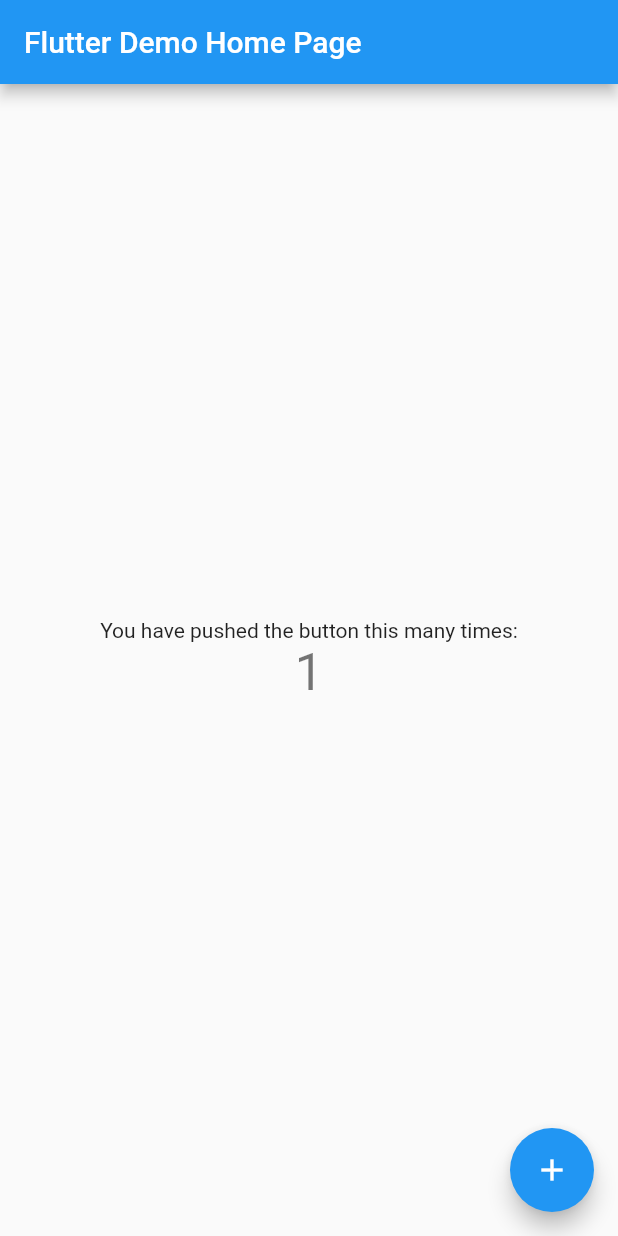
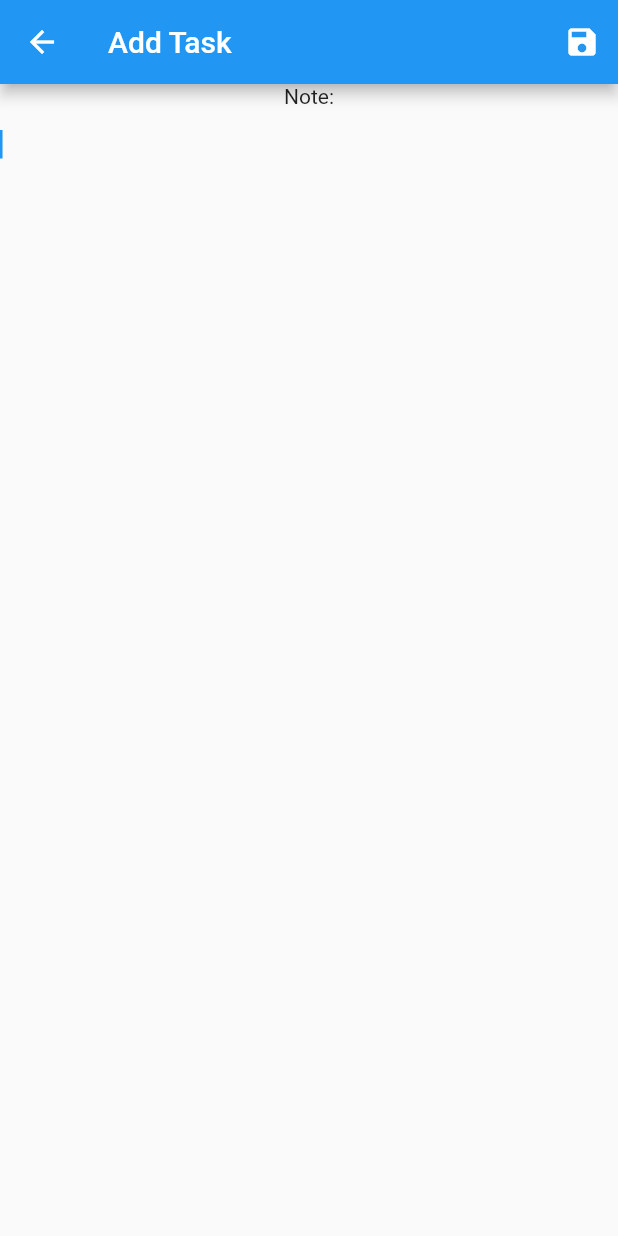
Before and after one commit to elrashid-flutter-examples/e012_flutter_sliverfixedextentlist_e004base, a Flutter app: the screen it shows after launch, after a tap on the "add" icon, on a phone screen of 412 x 824 dp. Run offline on Flutter 3.47's test engine with Material 2 defaults, Android fonts, the phone set to English and light mode, and no system bars; network calls fail.

Commit message:
initial files

```diff
--- a/lib/main.dart
+++ b/lib/main.dart
@@ -1,111 +1,381 @@
+import 'dart:async';
+import 'dart:convert';
 import 'package:flutter/material.dart';
+import 'package:http/http.dart' as http;
 
-void main() => runApp(MyApp());
+void main() {
+  runApp(MyApp());
+}
 
 class MyApp extends StatelessWidget {
-  // This widget is the root of your application.
+  Widget build(BuildContext context) {
+    var materialApp = MaterialApp(
+      title: 'MY APP',
+      theme: ThemeData(
+        primarySwatch: Colors.blue,
+      ),
+      home: TasksPageWidget(),
+    );
+    return materialApp;
+  }
+}
+
+class Tasks {
+  static String apiEndpoint = "http://10.0.2.2:5011/api/Task/";
+
+  static Future<List<TaskOpj>> allTasks() async {
+    var response =
+        await http.get(apiEndpoint, headers: await _getDefaultHeader());
+
+    if (response.statusCode == 200) {
+      final responseJson = json.decode(response.body);
+      var list = new List<TaskOpj>();
+      responseJson
+          .forEach((element) => list.add(new TaskOpj.fromJson(element)));
+      return list;
+    } else {
+      throw Exception('Failed to get Tasks');
+    }
+  }
+
+  static Future<TaskOpj> getTask(String id) async {
+    var response =
+        await http.get(apiEndpoint + id, headers: await _getDefaultHeader());
+    if (response.statusCode == 200) {
+      final responseJson = json.decode(response.body);
+      var opj = TaskOpj.fromJson(responseJson);
+      return opj;
+    } else {
+      throw Exception('Failed to get Task with id = $id');
+    }
+  }
+
+  static Future<TaskOpj> createTask(TaskOpj opj) async {
+    var body = json.encode(opj);
+    var response = await http.post(apiEndpoint,
+        body: body, headers: await _getDefaultHeader());
+    if (response.statusCode == 201) {
+      final responseJson = json.decode(response.body);
+      var opj = TaskOpj.fromJson(responseJson);
+      return opj;
+    } else {
+      throw Exception('Failed to create Task \n $body');
+    }
+  }
+
+  static Future<bool> updateTask(TaskOpj opj) async {
+    var body = json.encode(opj);
+    var response = await http.put(apiEndpoint + opj.guid,
+        body: body, headers: await _getDefaultHeader());
+    if (response.statusCode == 204) {
+      return true;
+    } else {
+      throw Exception('Failed to update Task \n $body');
+    }
+  }
+
+  static Future deleteTask(String id) async {
+    var response =
+        await http.delete(apiEndpoint + id, headers: await _getDefaultHeader());
+    if (response.statusCode == 204) {
+      return;
+    } else {
+      throw Exception('Failed to delete Task with id = $id');
+    }
+  }
+
+  static Future<Map<String, String>> _getDefaultHeader(
+      [Map<String, String> curentHeaders]) async {
+    var headers = Map<String, String>();
+
+    var jsonHeader = "application/json";
+    headers['content-type'] = jsonHeader;
+    if (curentHeaders != null) {
+      curentHeaders.forEach((key, value) {
+        headers[key] = value;
+      });
+    }
+
+    return headers;
+  }
+}
+
+class TaskOpj {
+  String guid;
+  String note;
+  String createdAt;
+  String modfiledAt;
+
+  TaskOpj({this.guid, this.note, this.createdAt, this.modfiledAt});
+
+  TaskOpj.fromJson(Map<String, dynamic> json) {
+    guid = json['guid'];
+    note = json['note'];
+    createdAt = json['createdAt'];
+    modfiledAt = json['modfiledAt'];
+  }
+
+  Map<String, dynamic> toJson() {
+    final Map<String, dynamic> data = new Map<String, dynamic>();
+    data['guid'] = this.guid;
+    data['note'] = this.note;
+    data['createdAt'] = this.createdAt;
+    data['modfiledAt'] = this.modfiledAt;
+    return data;
+  }
+}
+
+class TasksPageWidget extends StatefulWidget {
+  @override
+  _TasksPageWidgetState createState() => _TasksPageWidgetState();
+}
+
+class _TasksPageWidgetState extends State<TasksPageWidget> {
+  @override
+  void initState() {
+    super.initState();
+  }
+
+  Future<bool> refresh() async {
+    tasks = await Tasks.allTasks();
+    setState(() {});
+    return true;
+  }
+
+  var tasks = List<TaskOpj>();
+
   @override
   Widget build(BuildContext context) {
-    return MaterialApp(
-      title: 'Flutter Demo',
-      theme: ThemeData(
-        // This is the theme of your application.
-        //
-        // Try running your application with "flutter run". You'll see the
-        // application has a blue toolbar. Then, without quitting the app, try
-        // changing the primarySwatch below to Colors.green and then invoke
-        // "hot reload" (press "r" in the console where you ran "flutter run",
-        // or simply save your changes to "hot reload" in a Flutter IDE).
-        // Notice that the counter didn't reset back to zero; the application
-        // is not restarted.
-        primarySwatch: Colors.blue,
+    return Scaffold(
+      appBar: AppBar(
+        title: Text("Tasks"),
+        actions: <Widget>[
+          IconButton(
+            icon: Icon(Icons.refresh),
+            onPressed: () => refresh(),
+          ),
+        ],
       ),
-      home: MyHomePage(title: 'Flutter Demo Home Page'),
+      body: FutureBuilder(
+        future: refresh(),
+        builder: (context, snapshot) {
+          if (snapshot.hasData) {
+            return CustomScrollView(
+              slivers: <Widget>[
+                SliverFixedExtentList(
+                   itemExtent: 100.0,
+                  delegate: SliverChildBuilderDelegate(
+                      (BuildContext context, int index) {
+                    return TaskWidget(
+                      taskOpj: tasks[index],
+                      notifyParent: refresh,
+                    );
+                  }, childCount: tasks.length),
+                ),
+              ],
+            );
+          } else {
+            return Icon(Icons.ac_unit);
+          }
+        },
+      ),
+      floatingActionButton: FloatingActionButton(
+        onPressed: () => Navigator.push(
+          context,
+          MaterialPageRoute(
+            builder: (context) {
+              return TaskAddPageWidget(
+                notifyParent: refresh,
+              );
+            },
+          ),
+        ),
+        tooltip: 'add',
+        child: Icon(Icons.add),
+      ),
     );
   }
 }
 
-class MyHomePage extends StatefulWidget {
-  MyHomePage({Key key, this.title}) : super(key: key);
-
-  // This widget is the home page of your application. It is stateful, meaning
-  // that it has a State object (defined below) that contains fields that affect
-  // how it looks.
-
-  // This class is the configuration for the state. It holds the values (in this
-  // case the title) provided by the parent (in this case the App widget) and
-  // used by the build method of the State. Fields in a Widget subclass are
-  // always marked "final".
-
-  final String title;
+class TaskWidget extends StatelessWidget {
+  final TaskOpj taskOpj;
+  final Function() notifyParent;
+  TaskWidget({Key key, @required this.taskOpj, @required this.notifyParent})
+      : super(key: key);
 
   @override
-  _MyHomePageState createState() => _MyHomePageState();
+  Widget build(BuildContext context) {
+    return new Card(
+      child: ListTile(
+        leading: IconButton(
+          icon: Icon(Icons.edit),
+          onPressed: () => Navigator.push(
+            context,
+            MaterialPageRoute(
+              builder: (context) {
+                return TaskEditPageWidget(
+                  taskOpj: taskOpj,
+                  notifyParent: notifyParent,
+                );
+              },
+            ),
+          ),
+        ),
+        title: Text(taskOpj.note),
+        subtitle: Text(taskOpj.guid),
+        trailing: new IconButton(
+          icon: Icon(Icons.delete),
+          onPressed: () async {
+            await Tasks.deleteTask(taskOpj.guid);
+            Scaffold.of(context).hideCurrentSnackBar();
+            Scaffold.of(context).showSnackBar(new SnackBar(
+              content: new Text("Deleted note : " + taskOpj.guid),
+            ));
+            if (notifyParent != null) notifyParent();
+          },
+        ),
+      ),
+    );
+  }
 }
 
-class _MyHomePageState extends State<MyHomePage> {
-  int _counter = 0;
+class TaskEditPageWidget extends StatefulWidget {
+  final Function() notifyParent;
+  final TaskOpj taskOpj;
+  TaskEditPageWidget(
+      {Key key, @required this.taskOpj, @required this.notifyParent})
+      : super(key: key);
 
-  void _incrementCounter() {
-    setState(() {
-      // This call to setState tells the Flutter framework that something has
-      // changed in this State, which causes it to rerun the build method below
-      // so that the display can reflect the updated values. If we changed
-      // _counter without calling setState(), then the build method would not be
-      // called again, and so nothing would appear to happen.
-      _counter++;
-    });
+  @override
+  _TaskEditPageWidgetState createState() => _TaskEditPageWidgetState();
+}
+
+class _TaskEditPageWidgetState extends State<TaskEditPageWidget> {
+  TextEditingController _noteController;
+
+  @override
+  void initState() {
+    super.initState();
+    _noteController = TextEditingController.fromValue(
+      TextEditingValue(
+        text: widget.taskOpj.note,
+      ),
+    );
+  }
+
+  @override
+  void dispose() {
+    _noteController.dispose();
+    super.dispose();
   }
 
   @override
   Widget build(BuildContext context) {
-    // This method is rerun every time setState is called, for instance as done
-    // by the _incrementCounter method above.
-    //
-    // The Flutter framework has been optimized to make rerunning build methods
-    // fast, so that you can just rebuild anything that needs updating rather
-    // than having to individually change instances of widgets.
     return Scaffold(
-      appBar: AppBar(
-        // Here we take the value from the MyHomePage object that was created by
-        // the App.build method, and use it to set our appbar title.
-        title: Text(widget.title),
-      ),
-      body: Center(
-        // Center is a layout widget. It takes a single child and positions it
-        // in the middle of the parent.
-        child: Column(
-          // Column is also layout widget. It takes a list of children and
-          // arranges them vertically. By default, it sizes itself to fit its
-          // children horizontally, and tries to be as tall as its parent.
-          //
-          // Invoke "debug painting" (press "p" in the console, choose the
-          // "Toggle Debug Paint" action from the Flutter Inspector in Android
-          // Studio, or the "Toggle Debug Paint" command in Visual Studio Code)
-          // to see the wireframe for each widget.
-          //
-          // Column has various properties to control how it sizes itself and
-          // how it positions its children. Here we use mainAxisAlignment to
-          // center the children vertically; the main axis here is the vertical
-          // axis because Columns are vertical (the cross axis would be
-          // horizontal).
-          mainAxisAlignment: MainAxisAlignment.center,
-          children: <Widget>[
-            Text(
-              'You have pushed the button this many times:',
-            ),
-            Text(
-              '$_counter',
-              style: Theme.of(context).textTheme.display1,
-            ),
-          ],
-        ),
-      ),
-      floatingActionButton: FloatingActionButton(
-        onPressed: _incrementCounter,
-        tooltip: 'Increment',
-        child: Icon(Icons.add),
-      ), // This trailing comma makes auto-formatting nicer for build methods.
+      appBar: _appBar(),
+      body: _body(),
     );
   }
+
+  Widget _appBar() {
+    return AppBar(
+      title: new Text("Edit Task"),
+      actions: <Widget>[
+        new IconButton(
+          icon: new Icon(Icons.save),
+          onPressed: _save,
+        ),
+      ],
+    );
+  }
+
+  Widget _body() {
+    return SingleChildScrollView(
+      child: Column(
+        children: <Widget>[
+          Text("Note:"),
+          TextField(
+              decoration: InputDecoration(border: InputBorder.none),
+              autofocus: true,
+              keyboardType: TextInputType.multiline,
+              maxLines: null,
+              controller: _noteController),
+        ],
+      ),
+    );
+  }
+
+  Future _save() async {
+    widget.taskOpj.note = _noteController.text;
+    await Tasks.updateTask(widget.taskOpj);
+    widget.notifyParent();
+    Navigator.pop(context);
+  }
 }
+
+class TaskAddPageWidget extends StatefulWidget {
+  final Function() notifyParent;
+  TaskAddPageWidget({Key key, @required this.notifyParent}) : super(key: key);
+  @override
+  _TaskAddPageWidgetState createState() => _TaskAddPageWidgetState();
+}
+
+class _TaskAddPageWidgetState extends State<TaskAddPageWidget> {
+  TextEditingController _noteController;
+
+  @override
+  void initState() {
+    super.initState();
+    _noteController = TextEditingController();
+  }
+
+  @override
+  void dispose() {
+    _noteController.dispose();
+    super.dispose();
+  }
+
+  @override
+  Widget build(BuildContext context) {
+    return Scaffold(
+      appBar: _appBar(),
+      body: _body(),
+    );
+  }
+
+  Widget _appBar() {
+    return AppBar(
+      title: new Text("Add Task"),
+      actions: <Widget>[
+        new IconButton(
+          icon: new Icon(Icons.save),
+          onPressed: _save,
+        ),
+      ],
+    );
+  }
+
+  Widget _body() {
+    return SingleChildScrollView(
+      child: Column(
+        children: <Widget>[
+          Text("Note:"),
+          TextField(
+              decoration: InputDecoration(border: InputBorder.none),
+              autofocus: true,
+              keyboardType: TextInputType.multiline,
+              maxLines: null,
+              controller: _noteController),
+        ],
+      ),
+    );
+  }
+
+  Future _save() async {
+    var taskOpj = TaskOpj();
+    taskOpj.note = _noteController.text;
+    await Tasks.createTask(taskOpj);
+    widget.notifyParent();
+    Navigator.pop(context);
+  }
+}
--- a/pubspec.yaml
+++ b/pubspec.yaml
@@ -23,6 +23,7 @@ dependencies:
   # The following adds the Cupertino Icons font to your application.
   # Use with the CupertinoIcons class for iOS style icons.
   cupertino_icons: ^0.1.2
+  http: ^0.12.0+2
 
 dev_dependencies:
   flutter_test:
```
Also changed, not shown: pubspec.lock.
